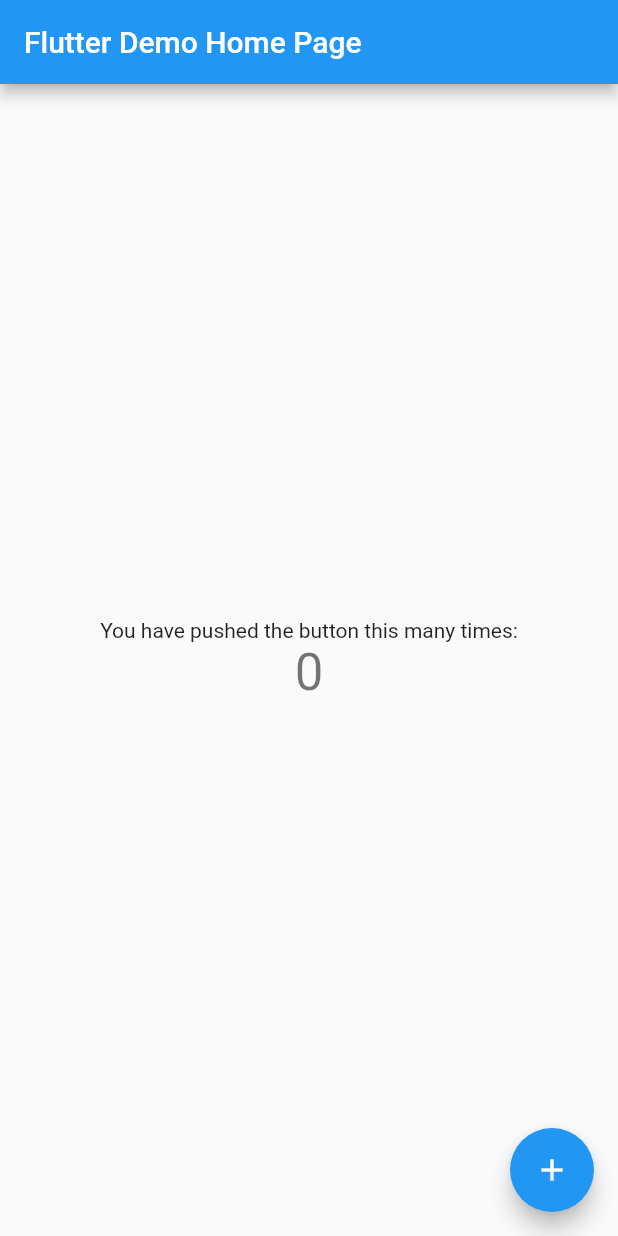
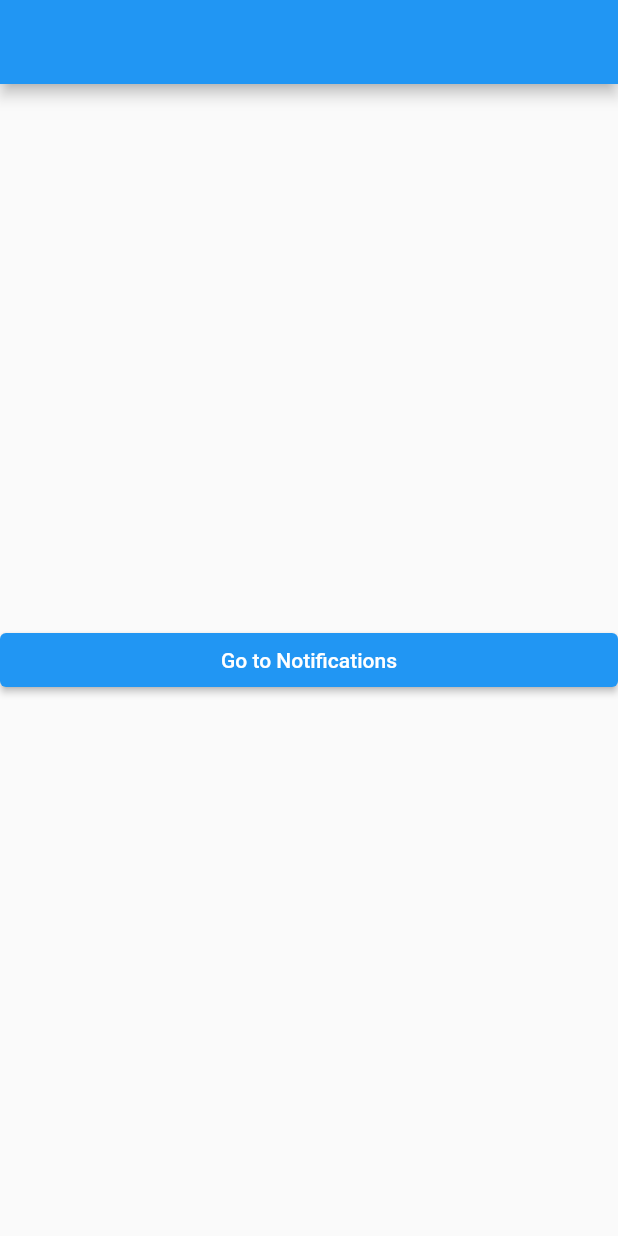
Before and after one commit to vinibressanini/invite_system_poc, a Flutter app: the screen it shows after launch, on a phone screen of 412 x 824 dp. Run offline on Flutter 3.47's test engine with Material 2 defaults, Android fonts, the phone set to English and light mode, and no system bars; our stand-ins replace cloud_firestore, firebase_core, flutter_local_notifications, get_it; accounts and stored records are empty.

```diff
--- a/lib/main.dart
+++ b/lib/main.dart
@@ -1,115 +1,29 @@
+import 'package:firebase_core/firebase_core.dart';
 import 'package:flutter/material.dart';
+import 'package:invite_system_poc/get_it.dart';
+import 'package:invite_system_poc/src/pages/home_page.dart';
+import 'firebase_options.dart';
 
-void main() {
+void main() async {
+  WidgetsFlutterBinding.ensureInitialized();
+  setupDependencies();
+  await Firebase.initializeApp(options: DefaultFirebaseOptions.currentPlatform);
+
   runApp(const MyApp());
 }
 
 class MyApp extends StatelessWidget {
   const MyApp({super.key});
 
-  // This widget is the root of your application.
   @override
   Widget build(BuildContext context) {
     return MaterialApp(
+      debugShowCheckedModeBanner: false,
       title: 'Flutter Demo',
       theme: ThemeData(
-        // This is the theme of your application.
-        //
-        // Try running your application with "flutter run". You'll see the
-        // application has a blue toolbar. Then, without quitting the app, try
-        // changing the primarySwatch below to Colors.green and then invoke
-        // "hot reload" (press "r" in the console where you ran "flutter run",
-        // or simply save your changes to "hot reload" in a Flutter IDE).
-        // Notice that the counter didn't reset back to zero; the application
-        // is not restarted.
         primarySwatch: Colors.blue,
       ),
-      home: const MyHomePage(title: 'Flutter Demo Home Page'),
+      home: const HomePage(),
     );
   }
 }
-
-class MyHomePage extends StatefulWidget {
-  const MyHomePage({super.key, required this.title});
-
-  // This widget is the home page of your application. It is stateful, meaning
-  // that it has a State object (defined below) that contains fields that affect
-  // how it looks.
-
-  // This class is the configuration for the state. It holds the values (in this
-  // case the title) provided by the parent (in this case the App widget) and
-  // used by the build method of the State. Fields in a Widget subclass are
-  // always marked "final".
-
-  final String title;
-
-  @override
-  State<MyHomePage> createState() => _MyHomePageState();
-}
-
-class _MyHomePageState extends State<MyHomePage> {
-  int _counter = 0;
-
-  void _incrementCounter() {
-    setState(() {
-      // This call to setState tells the Flutter framework that something has
-      // changed in this State, which causes it to rerun the build method below
-      // so that the display can reflect the updated values. If we changed
-      // _counter without calling setState(), then the build method would not be
-      // called again, and so nothing would appear to happen.
-      _counter++;
-    });
-  }
-
-  @override
-  Widget build(BuildContext context) {
-    // This method is rerun every time setState is called, for instance as done
-    // by the _incrementCounter method above.
-    //
-    // The Flutter framework has been optimized to make rerunning build methods
-    // fast, so that you can just rebuild anything that needs updating rather
-    // than having to individually change instances of widgets.
-    return Scaffold(
-      appBar: AppBar(
-        // Here we take the value from the MyHomePage object that was created by
-        // the App.build method, and use it to set our appbar title.
-        title: Text(widget.title),
-      ),
-      body: Center(
-        // Center is a layout widget. It takes a single child and positions it
-        // in the middle of the parent.
-        child: Column(
-          // Column is also a layout widget. It takes a list of children and
-          // arranges them vertically. By default, it sizes itself to fit its
-          // children horizontally, and tries to be as tall as its parent.
-          //
-          // Invoke "debug painting" (press "p" in the console, choose the
-          // "Toggle Debug Paint" action from the Flutter Inspector in Android
-          // Studio, or the "Toggle Debug Paint" command in Visual Studio Code)
-          // to see the wireframe for each widget.
-          //
-          // Column has various properties to control how it sizes itself and
-          // how it positions its children. Here we use mainAxisAlignment to
-          // center the children vertically; the main axis here is the vertical
-          // axis because Columns are vertical (the cross axis would be
-          // horizontal).
-          mainAxisAlignment: MainAxisAlignment.center,
-          children: <Widget>[
-            const Text(
-              'You have pushed the button this many times:',
-            ),
-            Text(
-              '$_counter',
-              style: Theme.of(context).textTheme.headline4,
-            ),
-          ],
-        ),
-      ),
-      floatingActionButton: FloatingActionButton(
-        onPressed: _incrementCounter,
-        tooltip: 'Increment',
-        child: const Icon(Icons.add),
-      ), // This trailing comma makes auto-formatting nicer for build methods.
-    );
-  }
-}
--- /dev/null
+++ b/lib/src/pages/home_page.dart
@@ -0,0 +1,26 @@
+import 'package:flutter/material.dart';
+import 'package:invite_system_poc/src/pages/notification_page.dart';
+
+class HomePage extends StatelessWidget {
+  const HomePage({Key? key}) : super(key: key);
+
+  @override
+  Widget build(BuildContext context) {
+    return Scaffold(
+      appBar: AppBar(
+        title: const Text(''),
+      ),
+      body: Column(
+        mainAxisAlignment: MainAxisAlignment.center,
+        children: [
+          ElevatedButton(
+            onPressed: () => Navigator.of(context).push(MaterialPageRoute(
+              builder: (context) => NotificationPage(),
+            )),
+            child: const Center(child: Text("Go to Notifications")),
+          ),
+        ],
+      ),
+    );
+  }
+}
--- a/pubspec.yaml
+++ b/pubspec.yaml
@@ -31,11 +31,14 @@ environment:
 dependencies:
   flutter:
     sdk: flutter
-
+  flutter_local_notifications: ^13.0.0
+  cloud_firestore: ^4.5.2
 
   # The following adds the Cupertino Icons font to your application.
   # Use with the CupertinoIcons class for iOS style icons.
   cupertino_icons: ^1.0.2
+  firebase_core: ^2.10.0
+  get_it: ^7.2.0
 
 dev_dependencies:
   flutter_test:
```
Also changed, not shown: lib/get_it.dart (added, +8 -0 lines), lib/routes.dart (added, +15 -0 lines), lib/src/models/custom_notification.dart (added, +13 -0 lines), lib/src/pages/notification_page.dart (added, +68 -0 lines), lib/src/services/notification_service.dart (added, +60 -0 lines), lib/firebase_options.dart (added), pubspec.lock, 2 other files.
